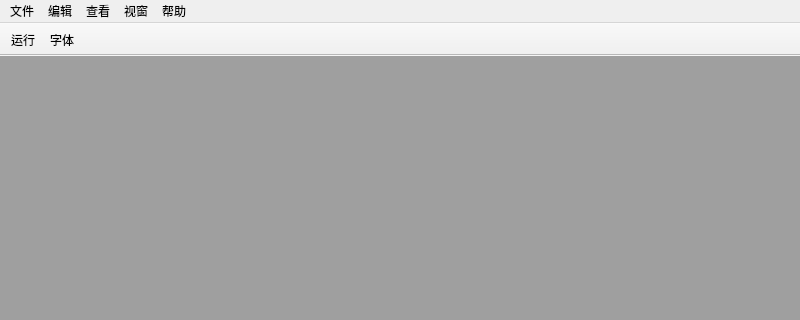
First picture: the form in mainwindow.ui, repository sonichy/HTYEdit, before the edit; both pictures show x 0 to 800 and y 0 to 320 of the 800 by 600 pixel window.
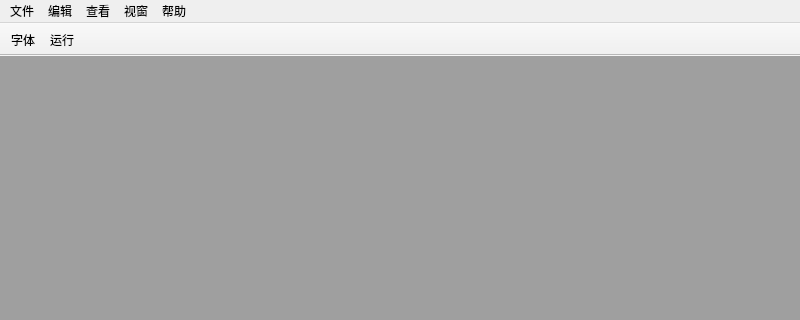
Second picture: the form after the edit. Icons and pictures are not drawn.

```diff
--- a/mainwindow.ui
+++ b/mainwindow.ui
@@ -130,8 +130,8 @@
    <attribute name="toolBarBreak">
     <bool>false</bool>
    </attribute>
-   <addaction name="action_run"/>
    <addaction name="action_font"/>
+   <addaction name="action_run"/>
   </widget>
   <widget class="QStatusBar" name="statusBar"/>
   <action name="action_new">
```
